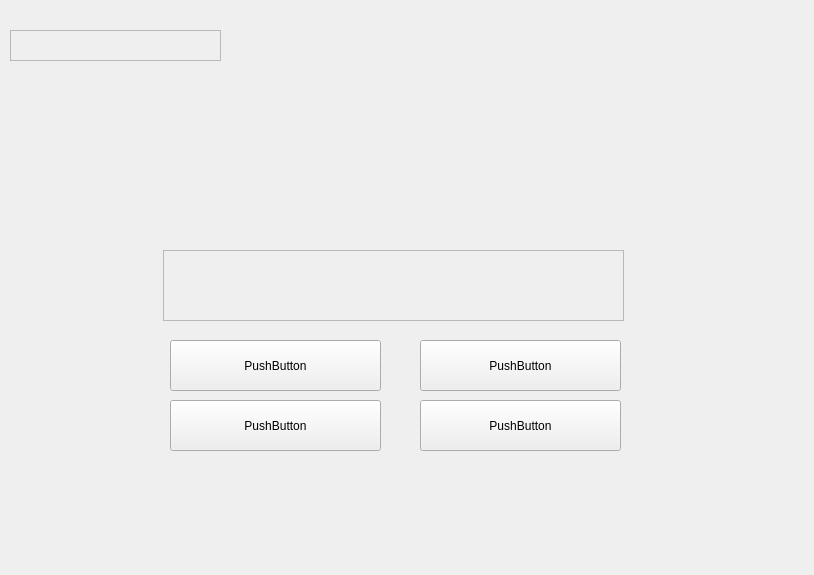
Qt form questionview.ui (1mp4ct/WWM) before a commit.
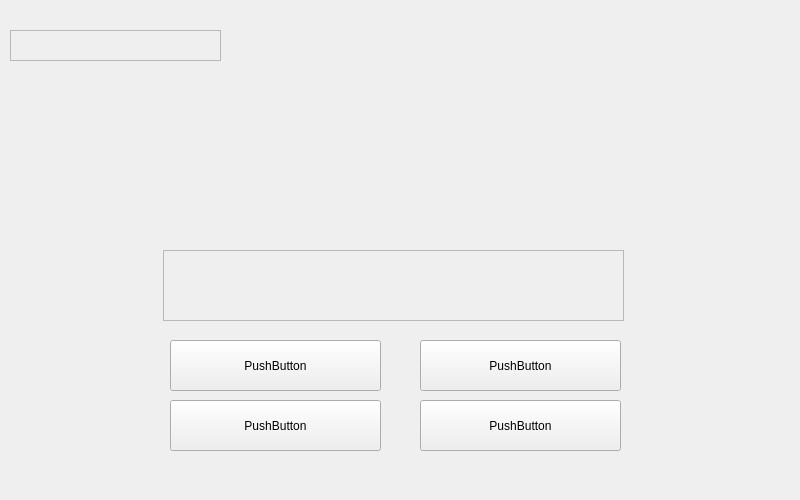
The same form after that commit.

```diff
--- a/questionview.ui
+++ b/questionview.ui
@@ -6,8 +6,8 @@
    <rect>
     <x>0</x>
     <y>0</y>
-    <width>814</width>
-    <height>575</height>
+    <width>800</width>
+    <height>500</height>
    </rect>
   </property>
   <property name="windowTitle">
```
